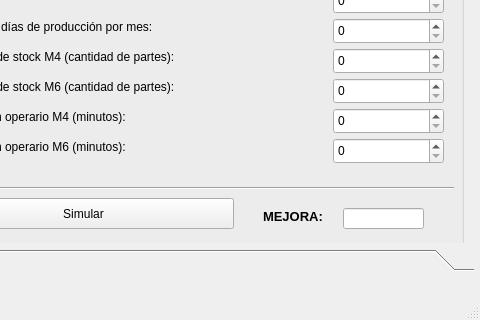
brunohughes/MyS-FabricaDeMesas, file window.ui: the form before one commit; both pictures show x 97 to 577 and y 150 to 470 of the 577 by 470 pixel window.
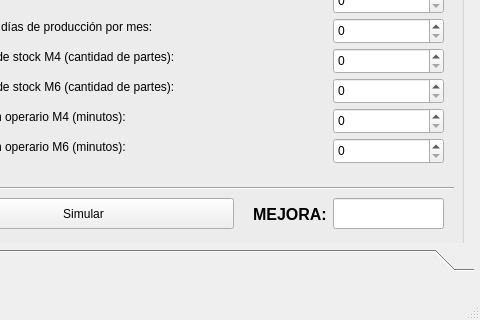
The form after the commit.

Commit message: ultimos cambios menores en gui

Patch:
```diff
--- a/window.ui
+++ b/window.ui
@@ -269,10 +269,10 @@
        </property>
        <property name="geometry">
         <rect>
-         <x>420</x>
-         <y>330</y>
-         <width>81</width>
-         <height>21</height>
+         <x>410</x>
+         <y>320</y>
+         <width>111</width>
+         <height>31</height>
         </rect>
        </property>
        <property name="font">
@@ -292,10 +292,10 @@
       <widget class="QLabel" name="label_8">
        <property name="geometry">
         <rect>
-         <x>340</x>
-         <y>330</y>
-         <width>71</width>
-         <height>17</height>
+         <x>330</x>
+         <y>326</y>
+         <width>81</width>
+         <height>21</height>
         </rect>
        </property>
        <property name="font">
@@ -306,7 +306,7 @@
         </font>
        </property>
        <property name="text">
-        <string>MEJORA:</string>
+        <string>&lt;html&gt;&lt;head/&gt;&lt;body&gt;&lt;p&gt;&lt;span style=&quot; font-size:12pt;&quot;&gt;MEJORA:&lt;/span&gt;&lt;/p&gt;&lt;/body&gt;&lt;/html&gt;</string>
        </property>
       </widget>
      </widget>
```
The commit also changes 3 other files.
